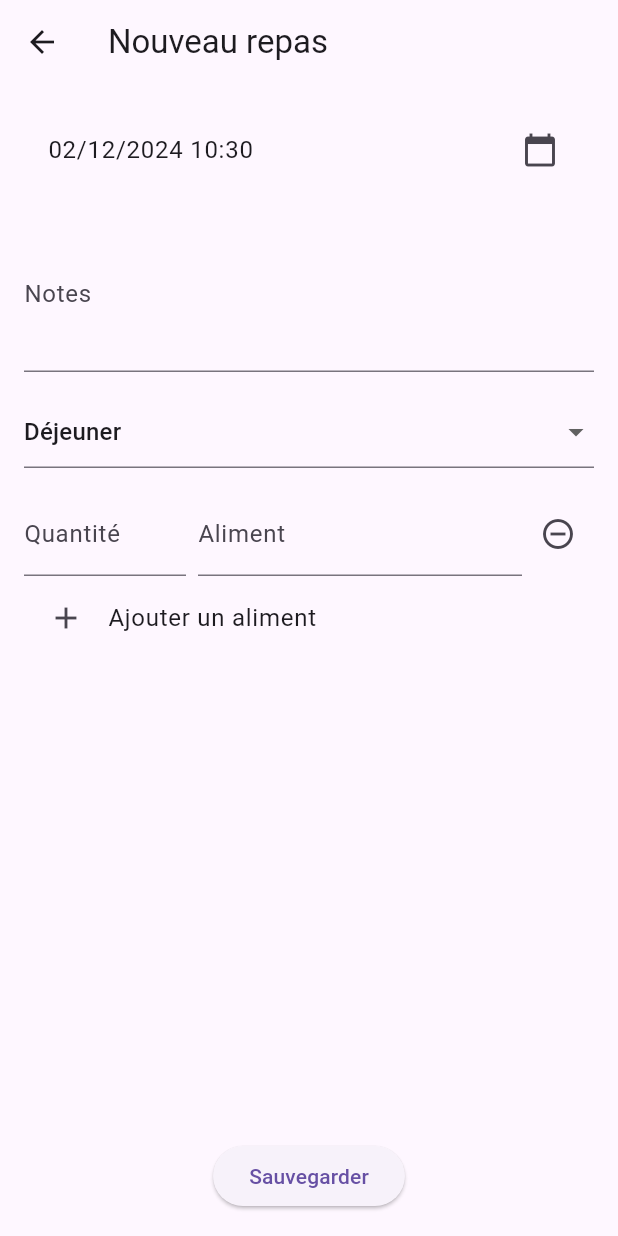
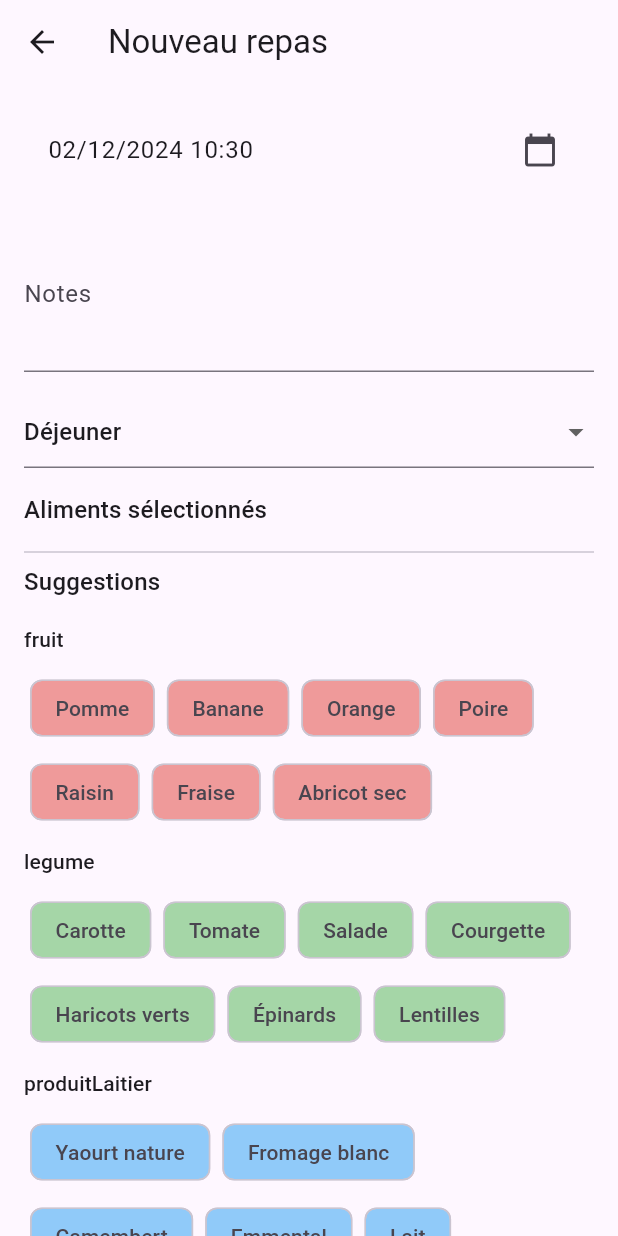
Before and after one commit to daffycricket/my-event-trackers, a Flutter app: the screen it shows after launch, after a tap on "Repas", on a phone screen of 412 x 824 dp. Run offline on Flutter 3.47's test engine with Material 3 defaults, Android fonts, the phone set to English and light mode, and no system bars; our stand-ins replace flutter_riverpod.

Commit message:
ajout des categories d'ingrédients

```diff
--- /dev/null
+++ b/lib/data/food_suggestions.dart
@@ -0,0 +1,148 @@
+import 'package:flutter/material.dart';
+
+enum FoodCategory {
+  fruit, legume, produitLaitier, viande, volaille, poisson,
+  oeuf, feculent, boulangerie, patisserie, platsComposes,
+  snack, boisson, sauce,
+}
+
+class CategoryFood {
+  final String name;
+  final FoodCategory category;
+
+  const CategoryFood({
+    required this.name,
+    required this.category,
+  });
+}
+
+extension FoodCategoryColor on FoodCategory {
+  Color get color {
+    switch (this) {
+      case FoodCategory.fruit:
+        return Colors.red.shade200;
+      case FoodCategory.legume:
+        return Colors.green.shade200;
+      case FoodCategory.produitLaitier:
+        return Colors.blue.shade200;
+      case FoodCategory.viande:
+        return Colors.red.shade400;
+      case FoodCategory.volaille:
+        return Colors.orange.shade200;
+      case FoodCategory.poisson:
+        return Colors.blue.shade400;
+      case FoodCategory.oeuf:
+        return Colors.yellow.shade200;
+      case FoodCategory.feculent:
+        return Colors.brown.shade200;
+      case FoodCategory.boulangerie:
+        return Colors.brown.shade300;
+      case FoodCategory.patisserie:
+        return Colors.pink.shade200;
+      case FoodCategory.platsComposes:
+        return Colors.purple.shade200;
+      case FoodCategory.snack:
+        return Colors.orange.shade300;
+      case FoodCategory.boisson:
+        return Colors.lightBlue.shade200;
+      case FoodCategory.sauce:
+        return Colors.amber.shade200;
+    }
+  }
+}
+
+const foodSuggestions = [
+  // Fruit
+  CategoryFood(name: 'Pomme', category: FoodCategory.fruit),
+  CategoryFood(name: 'Banane', category: FoodCategory.fruit),
+  CategoryFood(name: 'Orange', category: FoodCategory.fruit),
+  CategoryFood(name: 'Poire', category: FoodCategory.fruit),
+  CategoryFood(name: 'Raisin', category: FoodCategory.fruit),
+  CategoryFood(name: 'Fraise', category: FoodCategory.fruit),
+  CategoryFood(name: 'Abricot sec', category: FoodCategory.fruit),
+
+  // Légumes
+  CategoryFood(name: 'Carotte', category: FoodCategory.legume),
+  CategoryFood(name: 'Tomate', category: FoodCategory.legume),
+  CategoryFood(name: 'Salade', category: FoodCategory.legume),
+  CategoryFood(name: 'Courgette', category: FoodCategory.legume),
+  CategoryFood(name: 'Haricots verts', category: FoodCategory.legume),
+  CategoryFood(name: 'Épinards', category: FoodCategory.legume),
+  CategoryFood(name: 'Lentilles', category: FoodCategory.legume),
+
+  // Produits laitiers
+  CategoryFood(name: 'Yaourt nature', category: FoodCategory.produitLaitier),
+  CategoryFood(name: 'Fromage blanc', category: FoodCategory.produitLaitier),
+  CategoryFood(name: 'Camembert', category: FoodCategory.produitLaitier),
+  CategoryFood(name: 'Emmental', category: FoodCategory.produitLaitier),
+  CategoryFood(name: 'Lait', category: FoodCategory.produitLaitier),
+
+  // Viandes
+  CategoryFood(name: 'Steak haché', category: FoodCategory.viande),
+  CategoryFood(name: 'Côte de bœuf', category: FoodCategory.viande),
+  CategoryFood(name: 'Côtelette de porc', category: FoodCategory.viande),
+  CategoryFood(name: 'Gigot d\'agneau', category: FoodCategory.viande),
+  CategoryFood(name: 'Jambon blanc', category: FoodCategory.viande),
+
+  // Volailles
+  CategoryFood(name: 'Blanc de poulet', category: FoodCategory.volaille),
+  CategoryFood(name: 'Cuisse de poulet', category: FoodCategory.volaille),
+  CategoryFood(name: 'Escalope de dinde', category: FoodCategory.volaille),
+  CategoryFood(name: 'Magret de canard', category: FoodCategory.volaille),
+
+  // Poissons
+  CategoryFood(name: 'Saumon', category: FoodCategory.poisson),
+  CategoryFood(name: 'Thon', category: FoodCategory.poisson),
+  CategoryFood(name: 'Cabillaud', category: FoodCategory.poisson),
+  CategoryFood(name: 'Crevettes', category: FoodCategory.poisson),
+  CategoryFood(name: 'Moules', category: FoodCategory.poisson),
+
+  // Œufs
+  CategoryFood(name: 'Œuf', category: FoodCategory.oeuf),
+  CategoryFood(name: 'Omelette', category: FoodCategory.oeuf),
+
+  // Féculents
+  CategoryFood(name: 'Riz blanc', category: FoodCategory.feculent),
+  CategoryFood(name: 'Pâtes', category: FoodCategory.feculent),
+  CategoryFood(name: 'Pomme de terre', category: FoodCategory.feculent),
+  CategoryFood(name: 'Semoule', category: FoodCategory.feculent),
+  CategoryFood(name: 'Quinoa', category: FoodCategory.feculent),
+
+  // Boulangerie
+  CategoryFood(name: 'Baguette', category: FoodCategory.boulangerie),
+  CategoryFood(name: 'Pain complet', category: FoodCategory.boulangerie),
+  CategoryFood(name: 'Croissant', category: FoodCategory.boulangerie),
+  CategoryFood(name: 'Pain au chocolat', category: FoodCategory.boulangerie),
+
+  // Pâtisseries
+  CategoryFood(name: 'Éclair chocolat', category: FoodCategory.patisserie),
+  CategoryFood(name: 'Tarte aux pommes', category: FoodCategory.patisserie),
+  CategoryFood(name: 'Gâteau yaourt', category: FoodCategory.patisserie),
+  CategoryFood(name: 'Brownie', category: FoodCategory.patisserie),
+
+  // Plats composés
+  CategoryFood(name: 'Pizza', category: FoodCategory.platsComposes),
+  CategoryFood(name: 'Lasagnes', category: FoodCategory.platsComposes),
+  CategoryFood(name: 'Quiche lorraine', category: FoodCategory.platsComposes),
+  CategoryFood(name: 'Couscous', category: FoodCategory.platsComposes),
+  CategoryFood(name: 'Hachis parmentier', category: FoodCategory.platsComposes),
+
+  // Snacks
+  CategoryFood(name: 'Chips', category: FoodCategory.snack),
+  CategoryFood(name: 'Cacahuètes', category: FoodCategory.snack),
+  CategoryFood(name: 'Biscuits salés', category: FoodCategory.snack),
+  CategoryFood(name: 'Fruits secs', category: FoodCategory.snack),
+
+  // Boissons
+  CategoryFood(name: 'Eau', category: FoodCategory.boisson),
+  CategoryFood(name: 'Café', category: FoodCategory.boisson),
+  CategoryFood(name: 'Thé', category: FoodCategory.boisson),
+  CategoryFood(name: 'Jus d\'orange', category: FoodCategory.boisson),
+  CategoryFood(name: 'Soda', category: FoodCategory.boisson),
+
+  // Sauces et condiments
+  CategoryFood(name: 'Mayonnaise', category: FoodCategory.sauce),
+  CategoryFood(name: 'Ketchup', category: FoodCategory.sauce),
+  CategoryFood(name: 'Moutarde', category: FoodCategory.sauce),
+  CategoryFood(name: 'Vinaigrette', category: FoodCategory.sauce),
+];
--- a/lib/providers/events_provider.dart
+++ b/lib/providers/events_provider.dart
@@ -26,6 +26,7 @@ class EventsNotifier extends StateNotifier<List<Event>> {
 }
 
 final _initialEvents = [
+  // Aujourd'hui
   MealEvent(
     id: const Uuid().v4(),
     date: DateTime.now().subtract(const Duration(hours: 3)),
@@ -47,7 +48,7 @@ final _initialEvents = [
   ),
   MealEvent(
     id: const Uuid().v4(),
-    notes: 'Déjeuner sucré',
+    notes: 'Déjeuner léger',
     date: DateTime.now().subtract(const Duration(minutes: 45)),
     type: MealType.lunch,
     foods: [
@@ -56,4 +57,63 @@ final _initialEvents = [
       const FoodItem(name: 'Riz', quantity: 100),
     ],
   ),
+  // Hier
+  MealEvent(
+    id: const Uuid().v4(),
+    date: DateTime.now().subtract(const Duration(days: 1, hours: 12)),
+    type: MealType.dinner,
+    foods: [
+      const FoodItem(name: 'Pâtes', quantity: 200),
+      const FoodItem(name: 'Sauce tomate', quantity: 1),
+      const FoodItem(name: 'Parmesan', quantity: 30),
+    ],
+    notes: 'Dîner italien',
+  ),
+  WorkoutEvent(
+    id: const Uuid().v4(),
+    notes: 'Séance de musculation',
+    date: DateTime.now().subtract(const Duration(days: 1, hours: 16)),
+    type: WorkoutType.strength,
+    duration: const Duration(minutes: 45),
+    caloriesBurned: 400,
+  ),
+  // Avant-hier
+  MealEvent(
+    id: const Uuid().v4(),
+    date: DateTime.now().subtract(const Duration(days: 2, hours: 8)),
+    type: MealType.breakfast,
+    foods: [
+      const FoodItem(name: 'Yaourt', quantity: 1),
+      const FoodItem(name: 'Granola', quantity: 50),
+      const FoodItem(name: 'Banane', quantity: 1),
+    ],
+    notes: 'Petit déjeuner healthy',
+  ),
+  WorkoutEvent(
+    id: const Uuid().v4(),
+    notes: 'Match de tennis',
+    date: DateTime.now().subtract(const Duration(days: 2, hours: 14)),
+    type: WorkoutType.sport,
+    duration: const Duration(minutes: 90),
+    caloriesBurned: 600,
+  ),
+  // Il y a 3 jours
+  MealEvent(
+    id: const Uuid().v4(),
+    date: DateTime.now().subtract(const Duration(days: 3, hours: 19)),
+    type: MealType.snack,
+    foods: [
+      const FoodItem(name: 'Pomme', quantity: 1),
+      const FoodItem(name: 'Amandes', quantity: 30),
+    ],
+    notes: 'Collation saine',
+  ),
+  WorkoutEvent(
+    id: const Uuid().v4(),
+    notes: 'Séance de yoga',
+    date: DateTime.now().subtract(const Duration(days: 3, hours: 20)),
+    type: WorkoutType.flexibility,
+    duration: const Duration(minutes: 60),
+    caloriesBurned: 200,
+  ),
 ];
--- a/lib/screens/create_meal_screen.dart
+++ b/lib/screens/create_meal_screen.dart
@@ -7,6 +7,8 @@ import '../mixins/date_time_picker_mixin.dart';
 import '../widgets/common_event_fields.dart';
 import '../models/food_item.dart';
 import 'package:flutter/services.dart';
+import '../data/food_suggestions.dart';
+import '../widgets/food_tag.dart';
 
 class CreateMealScreen extends ConsumerStatefulWidget {
   final MealEvent? mealToEdit;
@@ -33,19 +35,10 @@ class _CreateMealScreenState extends ConsumerState<CreateMealScreen>
         _foodControllers.add(TextEditingController(text: food.name));
         _quantityControllers.add(TextEditingController(text: food.quantity.toString()));
       }
-    } else {
-      _addFoodItem(); // Ajouter un champ vide par défaut
     }
     _notesController = TextEditingController(text: meal?.notes ?? '');
     _selectedType = meal?.type ?? MealType.lunch;
     selectedDateTime = meal?.date ?? DateTime.now();
-  }
-
-  void _addFoodItem() {
-    setState(() {
-      _foodControllers.add(TextEditingController());
-      _quantityControllers.add(TextEditingController());
-    });
   }
 
   void _removeFoodItem(int index) {
@@ -72,15 +65,65 @@ class _CreateMealScreenState extends ConsumerState<CreateMealScreen>
     }
   }
 
+  Widget _buildSuggestions() {
+    // Grouper les suggestions par catégorie
+    final groupedSuggestions = <FoodCategory, List<CategoryFood>>{};
+    for (var food in foodSuggestions) {
+      groupedSuggestions.putIfAbsent(food.category, () => []).add(food);
+    }
+
+    return Column(
+      crossAxisAlignment: CrossAxisAlignment.start,
+      children: groupedSuggestions.entries.map((entry) {
+        final category = entry.key;
+        final foods = entry.value;
+
+        // Filtrer les aliments déjà sélectionnés
+        final availableFoods = foods.where(
+          (food) => !_foodControllers.map((c) => c.text).contains(food.name)
+        ).toList();
+
+        if (availableFoods.isEmpty) return const SizedBox.shrink();
+
+        return Column(
+          crossAxisAlignment: CrossAxisAlignment.start,
+          children: [
+            Padding(
+              padding: const EdgeInsets.symmetric(vertical: 8.0),
+              child: Text(
+                category.name,
+                style: Theme.of(context).textTheme.titleSmall,
+              ),
+            ),
+            Wrap(
+              children: availableFoods.map((food) => FoodTag(
+                name: food.name,
+                color: food.category.color,
+                onTap: () {
+                  setState(() {
+                    _foodControllers.add(TextEditingController(text: food.name));
+                    _quantityControllers.add(TextEditingController(text: '1'));
+                  });
+                },
+              )).toList(),
+            ),
+          ],
+        );
+      }).toList(),
+    );
+  }
+
   @override
   Widget build(BuildContext context) {
     return Scaffold(
       appBar: AppBar(
         title: Text(widget.mealToEdit != null ? 'Modifier le repas' : 'Nouveau repas'),
       ),
-      body: Padding(
+      body: SingleChildScrollView(
+        child: Padding(
           padding: const EdgeInsets.all(16),
           child: Column(
+            crossAxisAlignment: CrossAxisAlignment.start,
             children: [
               CommonEventFields(
                 selectedDateTime: selectedDateTime,
@@ -97,25 +140,26 @@ class _CreateMealScreenState extends ConsumerState<CreateMealScreen>
                 )).toList(),
               ),
               const SizedBox(height: 16),
-            Expanded(
-              child: ListView.builder(
-                itemCount: _foodControllers.length + 1, // +1 pour le bouton d'ajout
-                itemBuilder: (context, index) {
-                  if (index == _foodControllers.length) {
-                    return ListTile(
-                      leading: const Icon(Icons.add),
-                      title: const Text('Ajouter un aliment'),
-                      onTap: _addFoodItem,
-                    );
-                  }
-                  return Row(
+              Text(
+                'Aliments sélectionnés',
+                style: Theme.of(context).textTheme.titleMedium,
+              ),
+              const SizedBox(height: 8),
+              ListView.builder(
+                shrinkWrap: true,
+                physics: const NeverScrollableScrollPhysics(),
+                itemCount: _foodControllers.length,
+                itemBuilder: (context, index) => ListTile(
+                  title: Text(_foodControllers[index].text),
+                  trailing: Row(
+                    mainAxisSize: MainAxisSize.min,
                     children: [
-                      Expanded(
-                        flex: 2,
+                      SizedBox(
+                        width: 60,
                         child: TextField(
                           controller: _quantityControllers[index],
                           decoration: const InputDecoration(
-                            labelText: 'Quantité',
+                            labelText: 'Qté',
                           ),
                           keyboardType: TextInputType.number,
                           inputFormatters: [
@@ -123,30 +167,30 @@ class _CreateMealScreenState extends ConsumerState<CreateMealScreen>
                           ],
                         ),
                       ),
-                      const SizedBox(width: 8),
-                      Expanded(
-                        flex: 4,
-                        child: TextField(
-                          controller: _foodControllers[index],
-                          decoration: const InputDecoration(
-                            labelText: 'Aliment',
-                          ),
-                        ),
-                      ),
                       IconButton(
                         icon: const Icon(Icons.remove_circle_outline),
                         onPressed: () => _removeFoodItem(index),
                       ),
                     ],
-                  );
-                },
                   ),
                 ),
-            ElevatedButton(
+              ),
+              const Divider(),
+              Text(
+                'Suggestions',
+                style: Theme.of(context).textTheme.titleMedium,
+              ),
+              const SizedBox(height: 8),
+              _buildSuggestions(),
+              const SizedBox(height: 16),
+              Center(
+                child: ElevatedButton(
                   onPressed: _saveMeal,
                   child: Text(widget.mealToEdit != null ? 'Mettre à jour' : 'Sauvegarder'),
                 ),
+              ),
             ],
+          ),
         ),
       ),
     );
--- a/lib/screens/meal_detail_screen.dart
+++ b/lib/screens/meal_detail_screen.dart
@@ -25,7 +25,8 @@ class _MealDetailScreenState extends ConsumerState<MealDetailScreen> {
         title: const Text('Détail du repas'),
         backgroundColor: Theme.of(context).colorScheme.inversePrimary,
       ),
-      body: Padding(
+      body: SingleChildScrollView(
+        child: Padding(
           padding: const EdgeInsets.all(16),
           child: Column(
             crossAxisAlignment: CrossAxisAlignment.start,
@@ -93,6 +94,7 @@ class _MealDetailScreenState extends ConsumerState<MealDetailScreen> {
             ],
           ),
         ),
+      ),
       floatingActionButton: FloatingActionButton.extended(
         onPressed: () {
           Navigator.push(
--- /dev/null
+++ b/lib/widgets/food_tag.dart
@@ -0,0 +1,28 @@
+import 'package:flutter/material.dart';
+
+class FoodTag extends StatelessWidget {
+  final String name;
+  final Color color;
+  final VoidCallback onTap;
+
+  const FoodTag({
+    super.key,
+    required this.name,
+    required this.color,
+    required this.onTap,
+  });
+
+  @override
+  Widget build(BuildContext context) {
+    return Padding(
+      padding: const EdgeInsets.all(4.0),
+      child: InkWell(
+        onTap: onTap,
+        child: Chip(
+          label: Text(name),
+          backgroundColor: color,
+        ),
+      ),
+    );
+  }
+}
```
Lines whose indentation alone changed are shown as unchanged.
